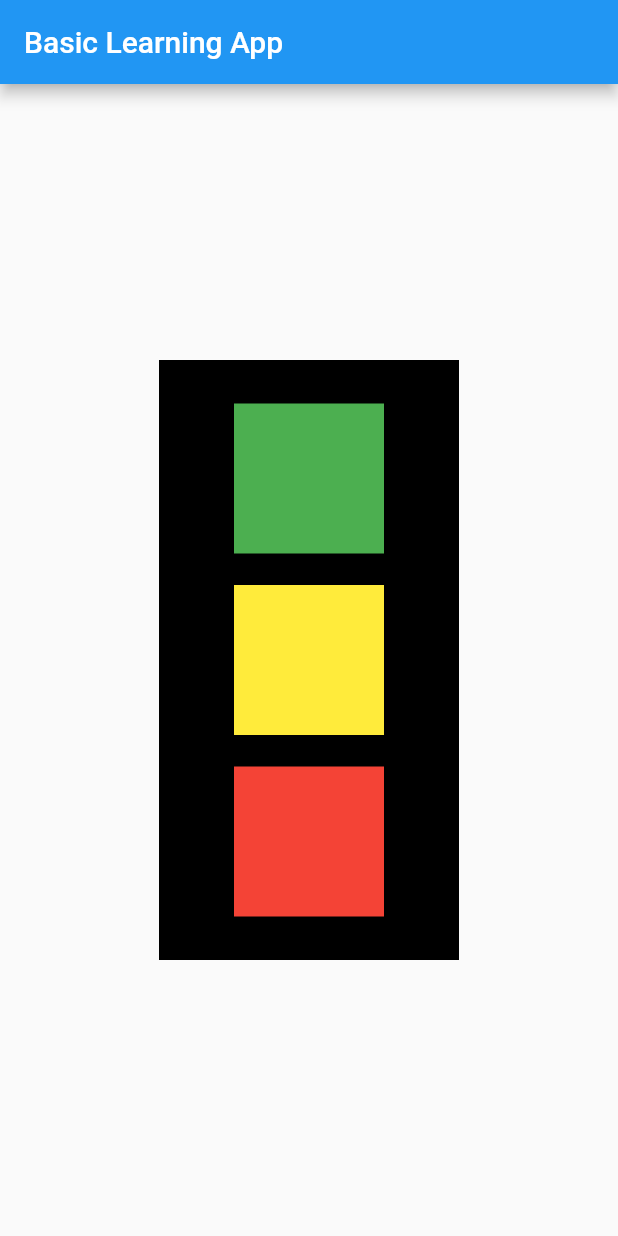
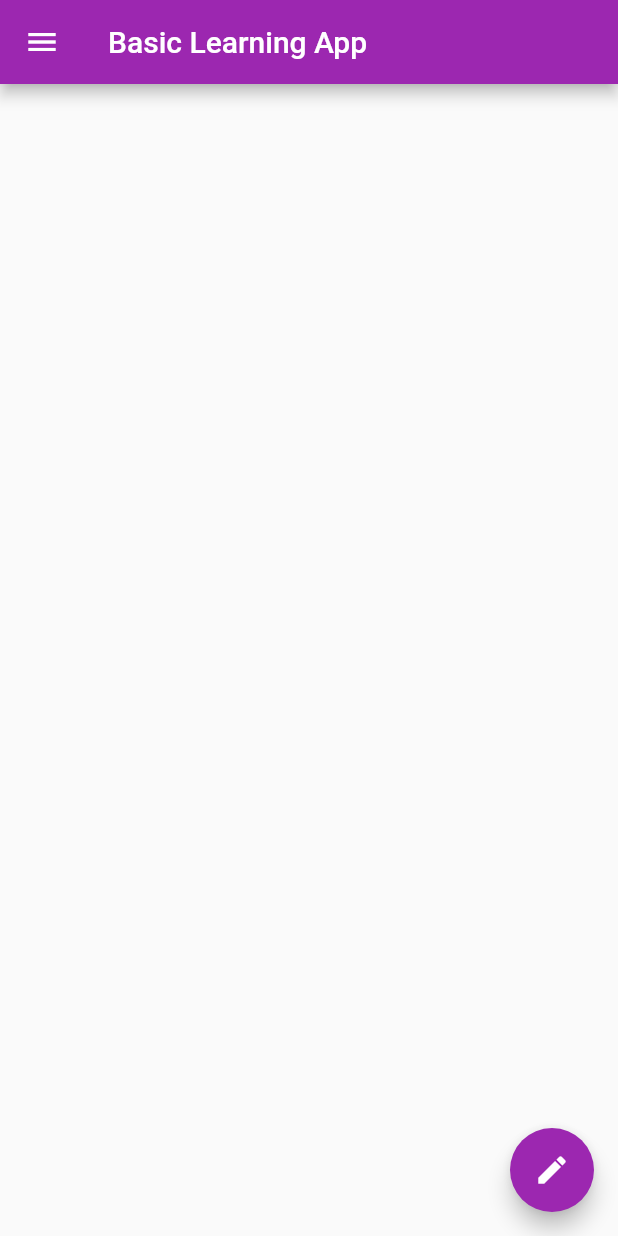
Before and after one commit to Zeeshanunique/Learn_Flutter, a Flutter app: the screen it shows after launch, on a phone screen of 412 x 824 dp. Run offline on Flutter 3.47's test engine with Material 2 defaults, Android fonts, the phone set to English and light mode, and no system bars.

Commit message:
dev#ch3 Completed

```diff
--- a/lib/main.dart
+++ b/lib/main.dart
@@ -1,10 +1,13 @@
 import 'package:flutter/material.dart';
 
 void main() {
-  runApp(MaterialApp(
+  runApp(
+    MaterialApp(
       title: "Basic App",
       home: HomePage(),
-  ));
+      theme: ThemeData(primarySwatch: Colors.purple),
+    ),
+  );
 }
 
 class HomePage extends StatelessWidget {
@@ -16,43 +19,37 @@ class HomePage extends StatelessWidget {
       appBar: AppBar(
         title: Text("Basic Learning App"),
       ),
-      body: Padding(
-        padding: const EdgeInsets.all(8),
-        child: Align(
-          alignment: Alignment.center,
-          child: Container(
-            color: Colors.black,
-            width: 200,
-            height: 400,
-            child: Padding(
-              padding: const EdgeInsets.all(8),
-              child: Column(
-                mainAxisAlignment: MainAxisAlignment.spaceEvenly,
-                crossAxisAlignment: CrossAxisAlignment.center,
+      body: Container(),
+      drawer: Drawer(
+        child: ListView(
+          padding: EdgeInsets.zero,
           children: <Widget>[
-                  Container(
-                    padding: const EdgeInsets.all(8),
-                    width: 100,
-                    height: 100,
-                    color: Colors.green,
+            UserAccountsDrawerHeader(
+              accountName: Text("Zeeshan Ali"),
+              accountEmail: Text("zeeshanunique2619@gmail.com"),
+              currentAccountPicture: CircleAvatar(
+                backgroundImage: NetworkImage(
+                    "https://images.unsplash.com/photo-1552374196-1ab2a1c593e8?ixid=MnwxMjA3fDB8MHxwaG90by1wYWdlfHx8fGVufDB8fHx8&ixlib=rb-1.2.1&auto=format&fit=crop&w=334&q=80"),
               ),
-                  Container(
-                    padding: const EdgeInsets.all(8),
-                    width: 100,
-                    height: 100,
-                    color: Colors.yellow,
             ),
-                  Container(
-                    padding: const EdgeInsets.all(8),
-                    width: 100,
-                    height: 100,
-                    color: Colors.red,
+            ListTile(
+              leading: Icon(Icons.person),
+              title: Text("Account"),
+              subtitle: Text("Personal"),
+              trailing: Icon(Icons.edit),
+            ),
+            ListTile(
+              leading: Icon(Icons.email),
+              title: Text("Email"),
+              subtitle: Text("zeeshanunique2619@gmail.com"),
+              trailing: Icon(Icons.send),
             )
           ],
         ),
       ),
-          ),
-        ),
+      floatingActionButton: FloatingActionButton(
+        onPressed: () {},
+        child: Icon(Icons.edit),
       ),
     );
   }
```
Lines whose indentation alone changed are shown as unchanged.
